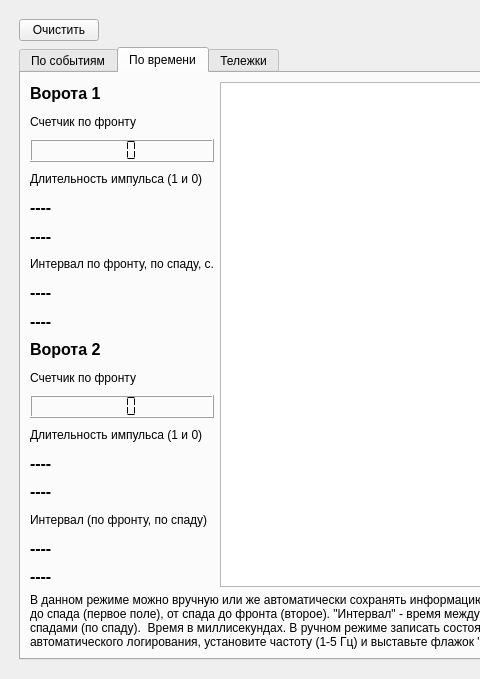
BardinPetr/wilab-datalogger, file qt/mainwindow.ui: the form before one commit; both pictures show x 0 to 480 and y 0 to 679 of the 1001 by 679 pixel window.
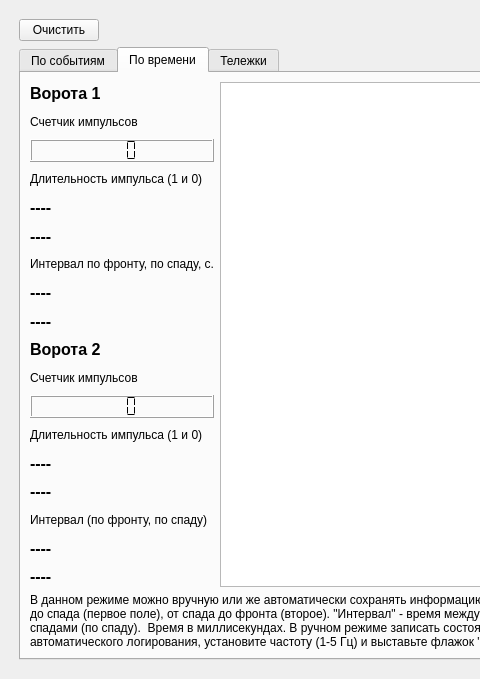
The form after the commit. The open tabs and pages were chosen to show the change.

```diff
--- a/qt/mainwindow.ui
+++ b/qt/mainwindow.ui
@@ -210,7 +210,7 @@
                   <item>
                    <widget class="QLabel" name="label">
                     <property name="text">
-                     <string>Счетчик по фронту</string>
+                     <string>Счетчик импульсов</string>
                     </property>
                    </widget>
                   </item>
@@ -310,7 +310,7 @@
                   <item>
                    <widget class="QLabel" name="label">
                     <property name="text">
-                     <string>Счетчик по фронту</string>
+                     <string>Счетчик импульсов</string>
                     </property>
                    </widget>
                   </item>
```
Left out of the diff: 2 changed lines with no effect on the pictures.
